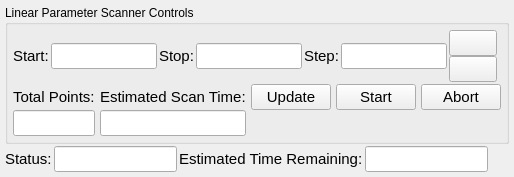
Old version of the form nplab/experiment/scanning_experiment/linear_scanner.ui in the repository nanophotonics/nplab.
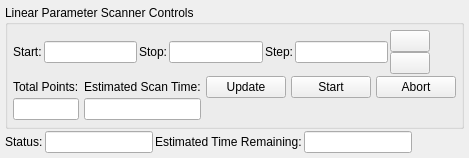
New version of the form.

Commit message: set_stage method added to GridScan and subclassed

```diff
--- a/nplab/experiment/scanning_experiment/linear_scanner.ui
+++ b/nplab/experiment/scanning_experiment/linear_scanner.ui
@@ -6,8 +6,8 @@
    <rect>
     <x>0</x>
     <y>0</y>
-    <width>397</width>
-    <height>170</height>
+    <width>435</width>
+    <height>158</height>
    </rect>
   </property>
   <property name="windowTitle">
@@ -36,66 +36,33 @@
        <layout class="QHBoxLayout" name="parameter_layout">
         <item>
          <widget class="QLabel" name="start_label">
-          <property name="font">
-           <font>
-            <pointsize>11</pointsize>
-           </font>
-          </property>
           <property name="text">
            <string>Start:</string>
           </property>
          </widget>
         </item>
         <item>
-         <widget class="QLineEdit" name="start">
-          <property name="font">
-           <font>
-            <pointsize>11</pointsize>
-           </font>
-          </property>
-         </widget>
+         <widget class="QLineEdit" name="start"/>
         </item>
         <item>
          <widget class="QLabel" name="stop_label">
-          <property name="font">
-           <font>
-            <pointsize>11</pointsize>
-           </font>
-          </property>
           <property name="text">
            <string>Stop:</string>
           </property>
          </widget>
         </item>
         <item>
-         <widget class="QLineEdit" name="stop">
-          <property name="font">
-           <font>
-            <pointsize>11</pointsize>
-           </font>
-          </property>
-         </widget>
+         <widget class="QLineEdit" name="stop"/>
         </item>
         <item>
          <widget class="QLabel" name="step_label">
-          <property name="font">
-           <font>
-            <pointsize>11</pointsize>
-           </font>
-          </property>
           <property name="text">
            <string>Step:</string>
           </property>
          </widget>
         </item>
         <item>
-         <widget class="QLineEdit" name="step">
-          <property name="font">
-           <font>
-            <pointsize>11</pointsize>
-           </font>
-          </property>
-         </widget>
+         <widget class="QLineEdit" name="step"/>
         </item>
         <item>
          <layout class="QVBoxLayout" name="step_layout">
@@ -116,11 +83,6 @@
               <height>50</height>
              </size>
             </property>
-            <property name="font">
-             <font>
-              <pointsize>11</pointsize>
-             </font>
-            </property>
             <property name="text">
              <string/>
             </property>
@@ -140,11 +102,6 @@
               <height>50</height>
              </size>
             </property>
-            <property name="font">
-             <font>
-              <pointsize>11</pointsize>
-             </font>
-            </property>
             <property name="text">
              <string/>
             </property>
@@ -177,11 +134,6 @@
         </property>
         <item row="1" column="1">
          <widget class="QLineEdit" name="est_scan_time">
-          <property name="font">
-           <font>
-            <pointsize>11</pointsize>
-           </font>
-          </property>
           <property name="readOnly">
            <bool>true</bool>
           </property>
@@ -189,11 +141,6 @@
         </item>
         <item row="0" column="4">
          <widget class="QPushButton" name="abort_button">
-          <property name="font">
-           <font>
-            <pointsize>11</pointsize>
-           </font>
-          </property>
           <property name="text">
            <string>Abort</string>
           </property>
@@ -201,11 +148,6 @@
         </item>
         <item row="0" column="1">
          <widget class="QLabel" name="est_scan_time_label">
-          <property name="font">
-           <font>
-            <pointsize>11</pointsize>
-           </font>
-          </property>
           <property name="text">
            <string>Estimated Scan Time:</string>
           </property>
@@ -213,11 +155,6 @@
         </item>
         <item row="0" column="2">
          <widget class="QPushButton" name="update_button">
-          <property name="font">
-           <font>
-            <pointsize>11</pointsize>
-           </font>
-          </property>
           <property name="text">
            <string>Update</string>
           </property>
@@ -225,11 +162,6 @@
         </item>
         <item row="0" column="0">
          <widget class="QLabel" name="total_points_label">
-          <property name="font">
-           <font>
-            <pointsize>11</pointsize>
-           </font>
-          </property>
           <property name="text">
            <string>Total Points:</string>
           </property>
@@ -237,11 +169,6 @@
         </item>
         <item row="0" column="3">
          <widget class="QPushButton" name="start_button">
-          <property name="font">
-           <font>
-            <pointsize>11</pointsize>
-           </font>
-          </property>
           <property name="text">
            <string>Start</string>
           </property>
@@ -249,11 +176,6 @@
         </item>
         <item row="1" column="0">
          <widget class="QLineEdit" name="total_points">
-          <property name="font">
-           <font>
-            <pointsize>11</pointsize>
-           </font>
-          </property>
           <property name="readOnly">
            <bool>true</bool>
           </property>
@@ -300,11 +222,6 @@
      </property>
      <item>
       <widget class="QLabel" name="status_label">
-       <property name="font">
-        <font>
-         <pointsize>11</pointsize>
-        </font>
-       </property>
        <property name="text">
         <string>Status:</string>
        </property>
@@ -312,11 +229,6 @@
      </item>
      <item>
       <widget class="QLineEdit" name="status">
-       <property name="font">
-        <font>
-         <pointsize>11</pointsize>
-        </font>
-       </property>
        <property name="readOnly">
         <bool>true</bool>
        </property>
@@ -324,11 +236,6 @@
      </item>
      <item>
       <widget class="QLabel" name="est_time_remain_label">
-       <property name="font">
-        <font>
-         <pointsize>11</pointsize>
-        </font>
-       </property>
        <property name="text">
         <string>Estimated Time Remaining:</string>
        </property>
@@ -336,11 +243,6 @@
      </item>
      <item>
       <widget class="QLineEdit" name="est_time_remain">
-       <property name="font">
-        <font>
-         <pointsize>11</pointsize>
-        </font>
-       </property>
        <property name="text">
         <string/>
        </property>
```
The commit also changes 2 other files.
